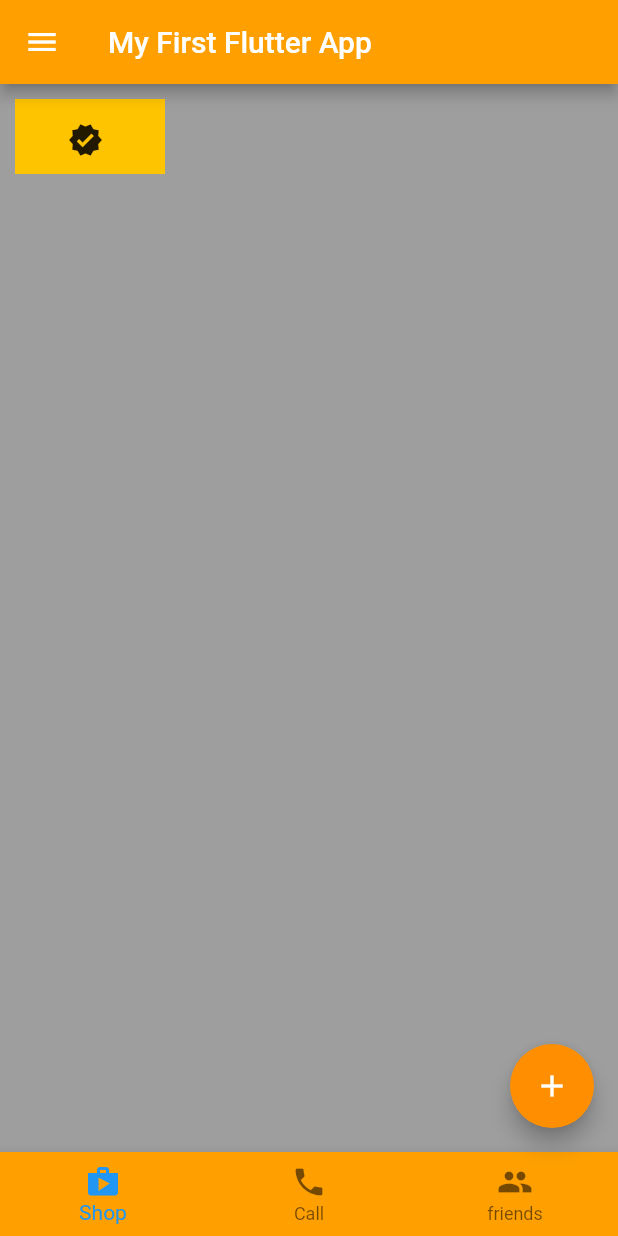
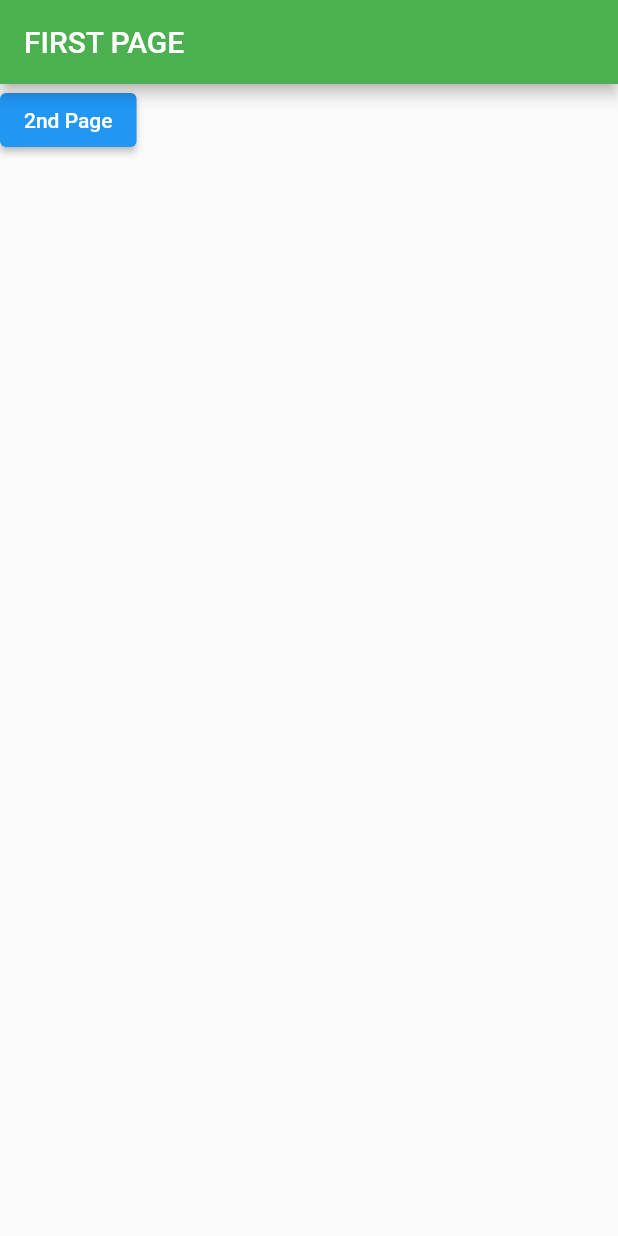
Before and after one commit to ananthk19/first_flutter_app, a Flutter app: the screen it shows after launch, on a phone screen of 412 x 824 dp. Run offline on Flutter 3.47's test engine with Material 2 defaults, Android fonts, the phone set to English and light mode, and no system bars.

Commit message:
fireship_tutorial-finish

```diff
--- a/lib/main.dart
+++ b/lib/main.dart
@@ -1,4 +1,14 @@
 import 'package:flutter/material.dart';
+import 'dart:math';
+
+Color getColor(){
+  Color color;
+  const color_pick = [Colors.grey, Colors.white, Colors.black12, Colors.orange ];
+  var _random = new Random();
+  color = color_pick[_random.nextInt(color_pick.length)];
+  return color;
+}
+
 
 void main() {
 
@@ -6,94 +16,193 @@ void main() {
 
 }
 
+// class MyApp extends StatefulWidget {
+//   const MyApp({Key? key}) : super(key: key);
+
+//   @override
+//   State<MyApp> createState() => _MyAppState();
+// }
+
+// class _MyAppState extends State<MyApp> {
+
+//   int count = 0;
+
+//   @override
+//   Widget build(BuildContext context) {
+//     return MaterialApp(
+//       home: Scaffold(
+//         backgroundColor: Colors.grey,
+//         appBar: AppBar(
+//           backgroundColor: Colors.amber[700],
+//           title: const Text('My First Flutter App'),
+//           ),
+
+//         // body: Center(
+//         //   child: Container(
+//         //     child: const Text('HelLo World'),
+//         //     margin: const EdgeInsets.all(10),
+//         //     padding: const EdgeInsets.all(10),
+//         //     height: 50,
+//         //     width: 100,
+//         //     color: Colors.amberAccent,
+//         //   ),
+//         // ),
+//         // body: Column(
+//         //   crossAxisAlignment: CrossAxisAlignment.stretch,
+//         //   children: const [
+//         //     Icon(Icons.person),
+//         //     Icon(Icons.arrow_forward),
+//         //     Icon(Icons.pedal_bike),
+//         //   ],
+//         // ),
+//         // body: Stack(
+//         //   children: [
+//         //     Container(
+//         //       color: Colors.amberAccent[400],
+//         //       width: 100,
+//         //       height: 50,
+//         //       margin: const EdgeInsets.all(10),
+//         //       ),
+//         //       Positioned(
+//         //         child: Icon(Icons.verified),
+//         //         top: 25,
+//         //         left: 45,
+//         //       ),
+//         //   ],
+//         //   ),
+//         // body: ListView(
+//         //   scrollDirection: Axis.horizontal,
+//         //   addAutomaticKeepAlives: false,
+//         //   children: [
+//         //     Container(
+//         //       color: Colors.white,
+//         //       width: 500,
+//         //       height: 500,
+//         //     ),
+//         //     Container(
+//         //       color: Colors.grey,
+//         //       width: 500,
+//         //       height: 500,
+//         //     ),
+//         //     Container(
+//         //       color: Colors.black,
+//         //       width: 500,
+//         //       height: 500,
+//         //     ),
+//         //   ],
+//         // ),
+//         // body: ListView.builder(
+//         //   itemBuilder: (_,index){
+//         //     return Container(
+//         //       color: getColor(),
+//         //       width: 500,
+//         //       height: 500,
+//         //     );
+//         //   }
+//         // ),
+
+//         body:Center(
+//           child: Text(
+//             '$count',
+//             textScaleFactor: 3,
+//             ),
+//           ),
+
+//           // bottomNavigationBar: BottomNavigationBar(
+//           //   backgroundColor: Colors.amber[700],
+//           //   items: const [
+//           //     BottomNavigationBarItem(
+//           //       icon: Icon(Icons.shop),
+//           //       label: "Shop",
+//           //     ),
+//           //     BottomNavigationBarItem(
+//           //       icon: Icon(Icons.phone),
+//           //       label: "Call",
+//           //     ),
+//           //     BottomNavigationBarItem(
+//           //       icon: Icon(Icons.people),
+//           //       label: "friends",
+//           //     ),
+//           //   ]
+//           // ),
+
+//           // floatingActionButton: FloatingActionButton(
+//           //   child: Icon(Icons.add),
+//           //   backgroundColor: Colors.amber[800],
+//           //   splashColor: Colors.amber,
+//           //   onPressed: () {
+//           //     setState(() {
+//           //       count++;
+//           //     });
+//           //   },
+//           // ),
+
+//           // drawer: Drawer(
+//           //   backgroundColor: Colors.grey,
+//           //   child: Center(
+//           //     child: Container(
+//           //       child: Text("Yel0 ma3 zEnItY"),
+//           //       margin: const EdgeInsets.all(10),
+//           //       padding: const EdgeInsets.all(15),
+//           //       height: 50,
+//           //       width: 150,
+//           //       color: Colors.amberAccent,
+//           //     ),
+//           //   ),
+//           //   ),
+//       ),
+//     );
+//   }
+// }
+
 class MyApp extends StatelessWidget {
   const MyApp({Key? key}) : super(key: key);
 
   @override
   Widget build(BuildContext context) {
     return MaterialApp(
+      debugShowCheckedModeBanner: false,
       home: Scaffold(
-        backgroundColor: Colors.grey,
         appBar: AppBar(
-          backgroundColor: Colors.amber[700],
-          title: const Text('My First Flutter App'),
-          ),
-
-        // body: Center(
-        //   child: Container(
-        //     child: const Text('HelLo World'),
-        //     margin: const EdgeInsets.all(10),
-        //     padding: const EdgeInsets.all(10),
-        //     height: 50,
-        //     width: 100,
-        //     color: Colors.amberAccent,
-        //   ),
-        // ),
-        // body: Column(
-        //   crossAxisAlignment: CrossAxisAlignment.stretch,
-        //   children: const [
-        //     Icon(Icons.person),
-        //     Icon(Icons.arrow_forward),
-        //     Icon(Icons.pedal_bike),
-        //   ],
-        // ),
-        body: Stack(
-          children: [
-            Container(
-              color: Colors.amberAccent[400],
-              width: 100,
-              height: 50,
-              margin: const EdgeInsets.all(10),
-              ),
-              Positioned(
-                child: Icon(Icons.verified),
-                top: 25,
-                left: 45,
-              ),
-          ],
-          ),
-
-          bottomNavigationBar: BottomNavigationBar(
-            backgroundColor: Colors.amber[700],
-            items: const [
-              BottomNavigationBarItem(
-                icon: Icon(Icons.shop),
-                label: "Shop",
-              ),
-              BottomNavigationBarItem(
-                icon: Icon(Icons.phone),
-                label: "Call",
-              ),
-              BottomNavigationBarItem(
-                icon: Icon(Icons.people),
-                label: "friends",
-              ),
-            ]
-          ),
-
-          floatingActionButton: FloatingActionButton(
-            child: Icon(Icons.add),
-            backgroundColor: Colors.amber[800],
-            splashColor: Colors.amber,
-            onPressed: () {
-              print('pressed!');
-            },
-          ),
-
-          drawer: Drawer(
-            backgroundColor: Colors.grey,
-            child: Center(
-              child: Container(
-                child: Text("Yel0 ma3 zEnItY"),
-                margin: const EdgeInsets.all(10),
-                padding: const EdgeInsets.all(15),
-                height: 50,
-                width: 150,
-                color: Colors.amberAccent,
-              ),
-            ),
-            ),
+          title: const Text("FIRST PAGE"),
+          backgroundColor: Colors.green,
+        ),
+        body: ElevatedButton(
+          child: Text("2nd Page"),
+          onPressed: () {
+            Navigator.push(
+              context,
+              MaterialPageRoute(builder: (_) => secondPage()),
+              );
+          },
+        ),
       ),
     );
   }
 }
+
+class secondPage extends StatelessWidget {
+  const secondPage({Key? key}) : super(key: key);
+
+  @override
+  Widget build(BuildContext context) {
+    return MaterialApp(
+      debugShowCheckedModeBanner: false,
+      home: Scaffold(
+        appBar: AppBar(
+          title: Text("SECOND PAGE"),
+          backgroundColor: Colors.purple,
+        ),
+        // body: ElevatedButton(
+        //   child: Text("1st Page"),
+        //   onPressed: () {
+        //     Navigator.push(
+        //       context,
+        //       MaterialPageRoute(builder: (_) => firstPage()),
+        //     );
+        //   },
+        //   ),
+      ),
+    );
+  }
+}
--- a/pubspec.yaml
+++ b/pubspec.yaml
@@ -35,6 +35,7 @@ dependencies:
   # Use with the CupertinoIcons class for iOS style icons.
   cupertino_icons: ^1.0.2
   flutter_svg: ^0.17.4
+  random_color: ^1.0.5
 
 dev_dependencies:
   flutter_test:
```
Also changed, not shown: pubspec.lock.
